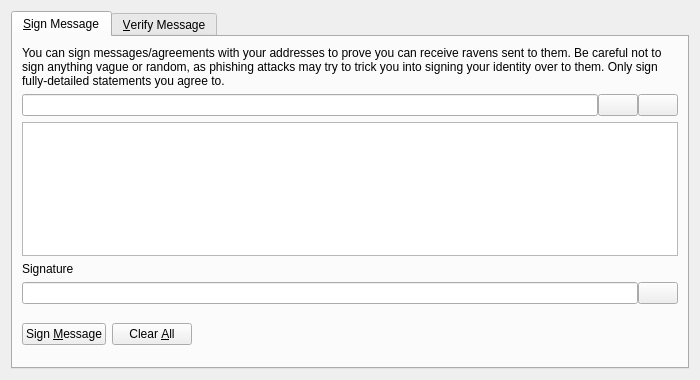
Before: the Qt Designer form src/qt/forms/signverifymessagedialog.ui in auroraborealiscoin/auroraborealis, drawn with Qt 5.
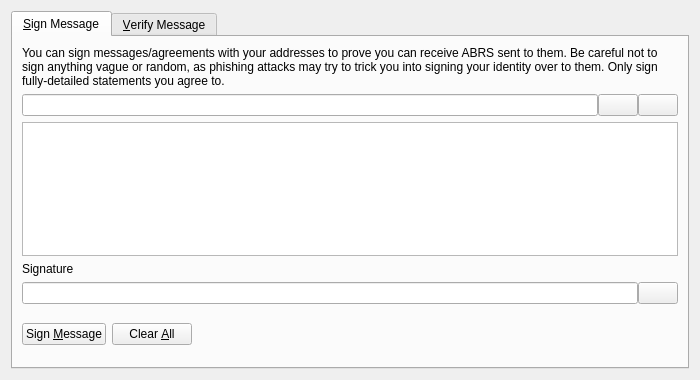
After: the same form once the commit is applied. Icons and pictures are not drawn. Custom widgets are drawn as their Qt base class.

```diff
--- a/src/qt/forms/signverifymessagedialog.ui
+++ b/src/qt/forms/signverifymessagedialog.ui
@@ -30,7 +30,7 @@
        <item>
         <widget class="QLabel" name="infoLabel_SM">
          <property name="text">
-          <string>You can sign messages/agreements with your addresses to prove you can receive ravens sent to them. Be careful not to sign anything vague or random, as phishing attacks may try to trick you into signing your identity over to them. Only sign fully-detailed statements you agree to.</string>
+          <string>You can sign messages/agreements with your addresses to prove you can receive ABRS sent to them. Be careful not to sign anything vague or random, as phishing attacks may try to trick you into signing your identity over to them. Only sign fully-detailed statements you agree to.</string>
          </property>
          <property name="textFormat">
           <enum>Qt::PlainText</enum>
```
